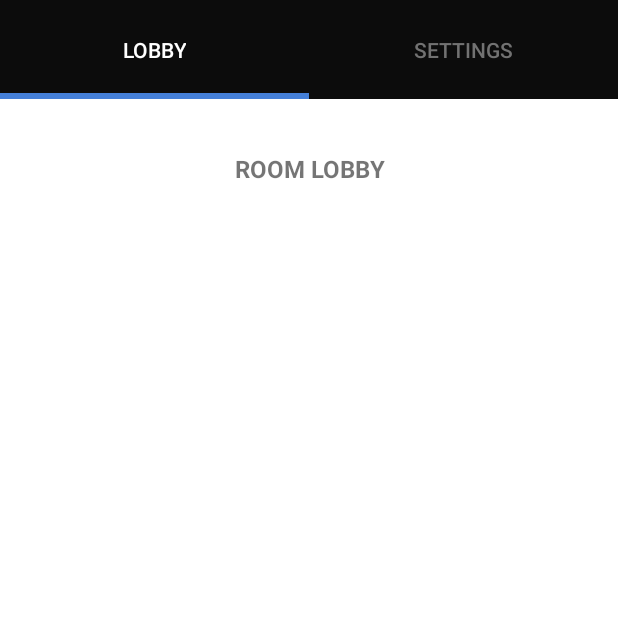
After one commit to rushad7/Chat-Room, an Android app: the Lobby screen opened directly, with no data from a screen before it, on a phone screen of 412 x 824 dp, the top half of it. The commit adds this screen. Run offline under Robolectric (Android 15) with nearby library versions, the phone set to English and light mode, and no system bars.

Commit message:
Added lobby page, and tabbed menu

```diff
--- a/app/build.gradle
+++ b/app/build.gradle
@@ -12,6 +12,7 @@ android {
         targetSdkVersion 30
         versionCode 1
         versionName "1.0"
+        multiDexEnabled true
 
         testInstrumentationRunner "androidx.test.runner.AndroidJUnitRunner"
     }
@@ -31,6 +32,8 @@ dependencies {
     implementation 'androidx.appcompat:appcompat:1.2.0'
     implementation 'androidx.constraintlayout:constraintlayout:2.0.4'
     implementation 'androidx.legacy:legacy-support-v4:1.0.0'
+    implementation 'com.google.android.material:material:1.3.0'
+    implementation 'androidx.lifecycle:lifecycle-extensions:2.2.0'
     testImplementation 'junit:junit:4.12'
     androidTestImplementation 'androidx.test.ext:junit:1.1.2'
     androidTestImplementation 'androidx.test.espresso:espresso-core:3.3.0'
@@ -40,5 +43,6 @@ dependencies {
     implementation 'com.google.code.gson:gson:2.8.6'
     implementation "androidx.constraintlayout:constraintlayout:2.0.4"
     implementation 'com.squareup.okhttp3:okhttp:4.9.0'
+    implementation 'com.android.support:multidex:1.0.3'
 
 }
--- /dev/null
+++ b/app/src/main/java/com/example/chatroom/Lobby.kt
@@ -0,0 +1,16 @@
+package com.example.chatroom
+
+import android.os.Bundle
+import android.view.LayoutInflater
+import android.view.View
+import android.view.ViewGroup
+import androidx.fragment.app.Fragment
+
+
+class Lobby : Fragment() {
+
+    override fun onCreateView(inflater: LayoutInflater, container: ViewGroup?, savedInstanceState: Bundle?): View? {
+        // Inflate the layout for this fragment
+        return inflater.inflate(R.layout.fragment_lobby, container, false)
+    }
+}
--- /dev/null
+++ b/app/src/main/java/com/example/chatroom/LobbyAdapter.kt
@@ -0,0 +1,28 @@
+package com.example.chatroom
+
+import android.content.Context
+import androidx.fragment.app.Fragment
+import androidx.fragment.app.FragmentManager
+import androidx.fragment.app.FragmentPagerAdapter
+
+
+@Suppress("DEPRECATION")
+internal class LobbyAdapter(var context: Context, fm: FragmentManager, private var totalTabs: Int): FragmentPagerAdapter(fm) {
+
+    override fun getItem(position: Int): Fragment {
+
+        return when (position) {
+            0 -> {
+                Lobby()
+            }
+            1 -> {
+                Settings()
+            }
+            else -> getItem(position)
+        }
+    }
+
+    override fun getCount(): Int {
+        return totalTabs
+    }
+}
--- a/app/src/main/java/com/example/chatroom/MainActivity.kt
+++ b/app/src/main/java/com/example/chatroom/MainActivity.kt
@@ -15,7 +15,7 @@ class MainActivity : AppCompatActivity() {
 
         val loginSettings = LoginSettings(this@MainActivity)
         val isLoggedIn = loginSettings.getState()
-        val roomIntent = Intent(this, Room::class.java)
+        val roomLobbyIntent = Intent(this@MainActivity, RoomLobby::class.java)
 
             try {
                 if (isLoggedIn) {
@@ -24,7 +24,7 @@ class MainActivity : AppCompatActivity() {
                     val password = userCredentials.second
 
                         if (username != null && password != null) {
-                            startActivity(roomIntent)
+                            startActivity(roomLobbyIntent)
                         }
 
                 } else {
--- /dev/null
+++ b/app/src/main/java/com/example/chatroom/RoomLobby.kt
@@ -0,0 +1,52 @@
+package com.example.chatroom
+
+import android.graphics.Color
+import android.os.Bundle
+import androidx.appcompat.app.AppCompatActivity
+import androidx.viewpager.widget.ViewPager
+import com.google.android.material.tabs.TabLayout
+import com.google.android.material.tabs.TabLayout.OnTabSelectedListener
+import com.google.android.material.tabs.TabLayout.TabLayoutOnPageChangeListener
+
+
+@Suppress("DEPRECATION")
+class RoomLobby : AppCompatActivity() {
+
+    private lateinit var tabLayout: TabLayout
+    lateinit var viewPager: ViewPager
+
+    override fun onCreate(savedInstanceState: Bundle?) {
+
+        super.onCreate(savedInstanceState)
+        setContentView(R.layout.fragment_room_lobby)
+
+        tabLayout = findViewById(R.id.tabLayout)
+        viewPager = findViewById(R.id.viewPager)
+
+        tabLayout.addTab(tabLayout.newTab().setText("Lobby"))
+        tabLayout.addTab(tabLayout.newTab().setText("Settings"))
+        tabLayout.tabGravity = TabLayout.GRAVITY_FILL
+
+        tabLayout.setSelectedTabIndicatorColor(Color.parseColor("#4580d9"))
+        tabLayout.setSelectedTabIndicatorHeight(((4 * resources.displayMetrics.density).toInt()))
+        tabLayout.setTabTextColors(Color.parseColor("#727272"), Color.parseColor("#ffffff"))
+
+        val adapter = LobbyAdapter(
+            this, supportFragmentManager,
+            tabLayout.tabCount
+        )
+
+        viewPager.adapter = adapter
+        viewPager.addOnPageChangeListener(TabLayoutOnPageChangeListener(tabLayout))
+
+        tabLayout.addOnTabSelectedListener(object : OnTabSelectedListener {
+
+            override fun onTabSelected(tab: TabLayout.Tab) {
+                viewPager.currentItem = tab.position
+            }
+
+            override fun onTabUnselected(tab: TabLayout.Tab) {}
+            override fun onTabReselected(tab: TabLayout.Tab) {}
+        })
+    }
+}
--- /dev/null
+++ b/app/src/main/java/com/example/chatroom/Settings.kt
@@ -0,0 +1,15 @@
+package com.example.chatroom
+
+import android.os.Bundle
+import android.view.LayoutInflater
+import android.view.View
+import android.view.ViewGroup
+import androidx.fragment.app.Fragment
+
+
+class Settings : Fragment() {
+    override fun onCreateView(inflater: LayoutInflater, container: ViewGroup?, savedInstanceState: Bundle?): View? {
+        // Inflate the layout for this fragment
+        return inflater.inflate(R.layout.fragment_settings, container, false)
+    }
+}
--- /dev/null
+++ b/app/src/main/res/layout/fragment_lobby.xml
@@ -0,0 +1,15 @@
+<?xml version="1.0" encoding="utf-8"?>
+<FrameLayout xmlns:android="http://schemas.android.com/apk/res/android"
+             xmlns:tools="http://schemas.android.com/tools"
+             android:layout_width="match_parent"
+             android:layout_height="match_parent"
+             tools:context=".Lobby">
+    <!-- TODO: Update blank fragment layout -->
+    <TextView
+            android:layout_width="match_parent"
+            android:layout_height="match_parent"
+            android:text="ROOM LOBBY"
+            android:textAlignment="center"
+            android:textSize="16sp"
+            android:textStyle="bold" android:gravity="center_horizontal"/>
+</FrameLayout>
--- /dev/null
+++ b/app/src/main/res/layout/fragment_room_lobby.xml
@@ -0,0 +1,20 @@
+<?xml version="1.0" encoding="utf-8"?>
+<RelativeLayout xmlns:android="http://schemas.android.com/apk/res/android"
+                xmlns:app="http://schemas.android.com/apk/res-auto" xmlns:tools="http://schemas.android.com/tools"
+                android:layout_width="match_parent"
+                android:layout_height="match_parent"
+                tools:context=".RoomLobby">
+    <com.google.android.material.tabs.TabLayout
+            android:id="@+id/tabLayout"
+            android:layout_width="match_parent"
+            android:layout_height="66dp"
+            android:background="#0C0C0C" app:tabIndicatorColor="#FFFFFF">
+    </com.google.android.material.tabs.TabLayout>
+    <androidx.viewpager.widget.ViewPager
+            android:id="@+id/viewPager"
+            android:layout_width="match_parent"
+            android:layout_height="648dp"
+            android:layout_below="@id/tabLayout"
+            android:layout_marginTop="35dp"
+            tools:layout_editor_absoluteX="8dp" android:layout_centerInParent="true"/>
+</RelativeLayout>
--- /dev/null
+++ b/app/src/main/res/values-w820dp/dimens.xml
@@ -0,0 +1,6 @@
+<resources>
+    <!-- Example customization of dimensions originally defined in res/values/dimens.xml
+         (such as screen margins) for screens with more than 820dp of available width. This
+         would include 7" and 10" devices in landscape (~960dp and ~1280dp respectively). -->
+    <dimen name="activity_horizontal_margin">64dp</dimen>
+</resources>
--- a/app/src/main/res/values/strings.xml
+++ b/app/src/main/res/values/strings.xml
@@ -15,4 +15,7 @@
     <string name="create_new_room">Create New Room</string>
     <string name="logout">Logout</string>
     <string name="create_room">Create Room</string>
+    <string name="title_activity_room_lobby">RoomLobby</string>
+    <string name="tab_text_1">Tab 1</string>
+    <string name="tab_text_2">Tab 2</string>
 </resources>
--- a/app/src/main/res/values/styles.xml
+++ b/app/src/main/res/values/styles.xml
@@ -12,4 +12,13 @@
         <item name="android:windowFullscreen">true</item>
     </style>
 
+    <style name="AppTheme.NoActionBar">
+        <item name="windowActionBar">false</item>
+        <item name="windowNoTitle">true</item>
+    </style>
+
+    <style name="AppTheme.AppBarOverlay" parent="ThemeOverlay.AppCompat.Dark.ActionBar"/>
+
+    <style name="AppTheme.PopupOverlay" parent="ThemeOverlay.AppCompat.Light"/>
+
 </resources>
```
Also changed, not shown: app/src/main/AndroidManifest.xml (+16 -11 lines), app/src/main/res/layout/fragment_settings.xml (added, +15 -0 lines), app/src/main/res/values/dimens.xml (added, +8 -0 lines).
